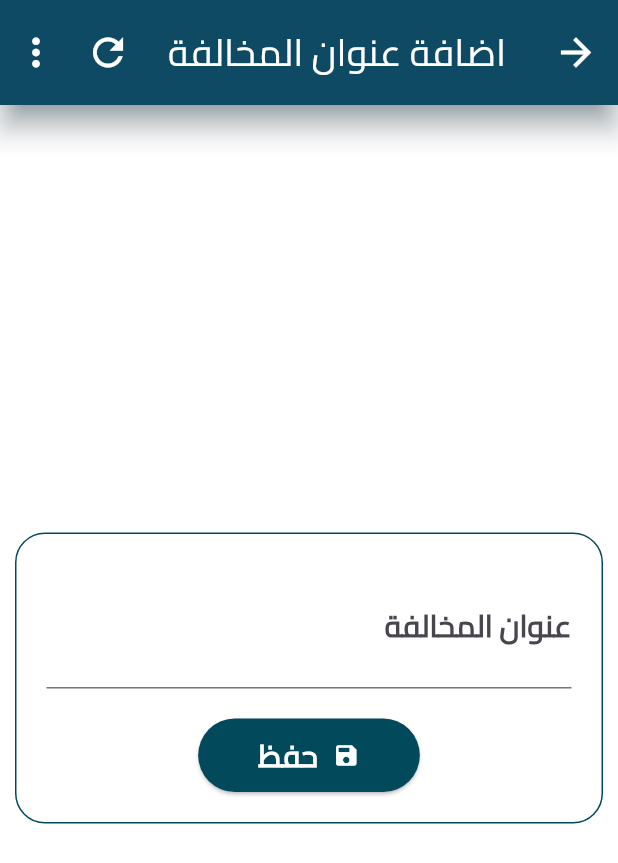
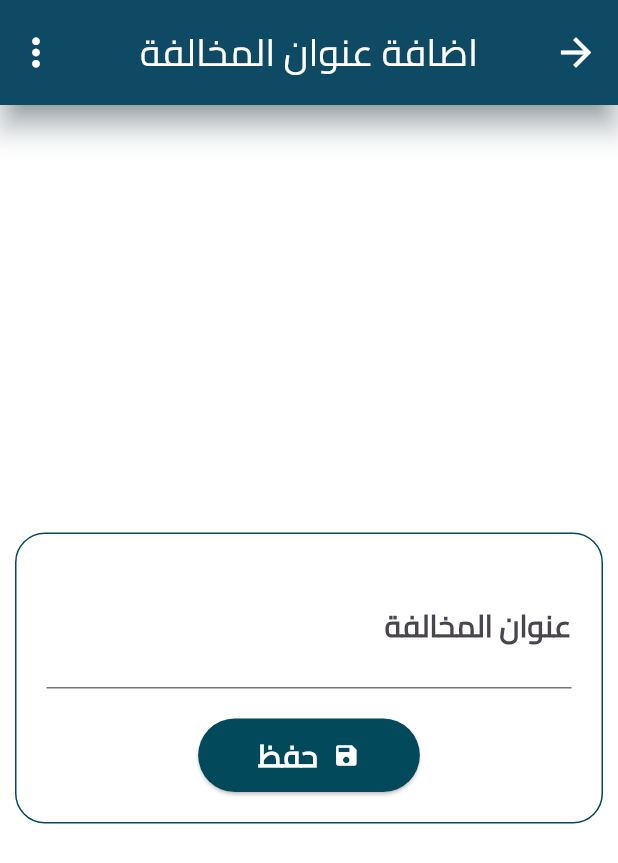
Before and after one commit to ahmedherhesh/almajhoud-flutter, a Flutter app: the CreateViolation screen opened by its route, on a phone screen of 412 x 824 dp. Shown: the top 863 px of the screen. Run offline on Flutter 3.47's test engine with Material 3 defaults, Android fonts, the phone set to English and light mode, and no system bars; our stand-ins replace date_field, dropdown_button2, email_validator, get, multi_select_flutter, shared_preferences; missing offline and left inert: async_button_builder; accounts and stored records are empty; network calls fail.

Commit message:
some work

```diff
--- a/lib/custom_widgets.dart
+++ b/lib/custom_widgets.dart
@@ -5,7 +5,12 @@ import 'package:flutter_almajhoud/functions.dart';
 import 'package:get/get.dart';
 import 'package:multi_select_flutter/multi_select_flutter.dart';
 
-appBar({String? title, bool showTabBar = false, tabBar, Function? onRefresh}) {
+appBar({
+  String? title,
+  bool showTabBar = false,
+  tabBar,
+  refreshBtn = const SizedBox(),
+}) {
   return AppBar(
     iconTheme: const IconThemeData(
       color: Colors.white,
@@ -25,15 +30,7 @@ appBar({String? title, bool showTabBar = false, tabBar, Function? onRefresh}) {
     shadowColor: shadowColor,
     backgroundColor: primaryColor,
     actions: [
-      IconButton(
-        onPressed: () {
-          // onRefresh!();
-        },
-        icon: const Icon(
-          Icons.refresh,
-          color: Colors.white,
-        ),
-      ),
+      refreshBtn,
       PopupMenuButton(
         iconSize: 30,
         iconColor: Colors.white,
--- a/lib/env.dart
+++ b/lib/env.dart
@@ -1,7 +1,7 @@
 import 'dart:ui';
 import 'package:shared_preferences/shared_preferences.dart';
 
-const String mainUrl = 'http://192.168.43.90/almajhoud/public/api/v1';
+const String mainUrl = 'http://192.168.1.104/almajhoud/public/api/v1';
 SharedPreferences? sharedPreferences;
 dynamic userInfo = sharedPreferences!.getString('user');
 Map? sessionUser;
--- /dev/null
+++ b/lib/model/User.dart
@@ -0,0 +1,3 @@
+class User{
+
+}
--- a/pubspec.yaml
+++ b/pubspec.yaml
@@ -44,8 +44,8 @@ dependencies:
   multi_select_flutter: ^4.1.3
   email_validator: ^2.1.17
   dropdown_button2: ^2.3.9
+  sticky_headers: 0.3.0+2
   # flutter_cupertino_date_picker: ^1.0.26+2
-  # permission_handler: ^11.2.0
   # lite_rolling_switch: ^1.0.1
 
 dev_dependencies:
```
Also changed, not shown: lib/view/officer_violations/all_violations.dart (+18 -7 lines), lib/view/officer_violations/create.dart (+67 -11 lines), lib/view/officer_violations/officer_violations.dart (+9 -7 lines), pubspec.lock.
